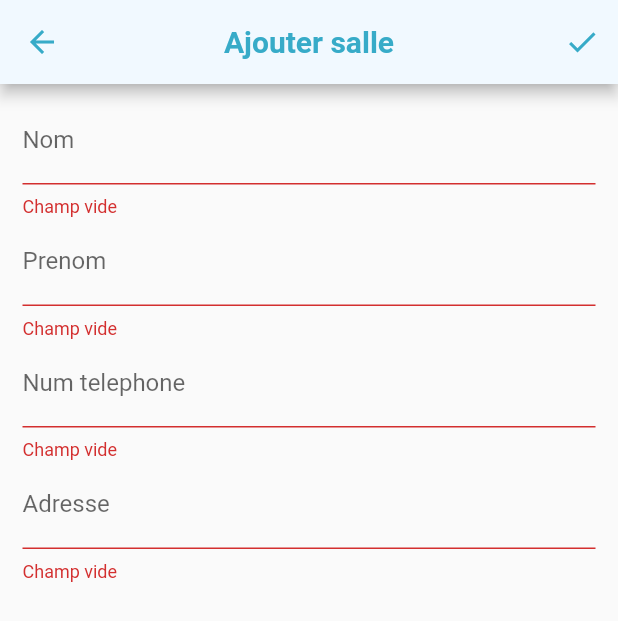
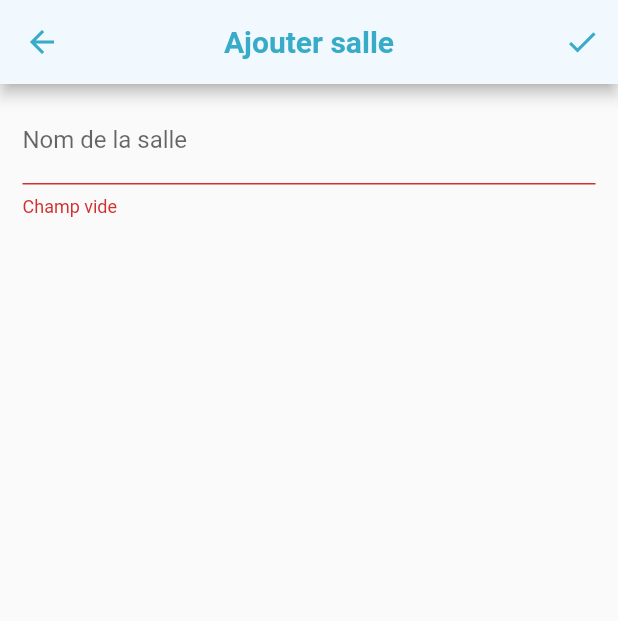
Before and after one commit to rajaomariajaona/Berisheba-Mobile, a Flutter app: the SalleFormulaire screen opened directly, after a tap on the "check" icon, on a phone screen of 412 x 824 dp. Shown: the top 621 px of the screen. Run offline on Flutter 3.47's test engine with Material 2 defaults, Android fonts, the phone set to English and light mode, and no system bars; our stand-ins replace flutter_colorpicker, month_picker_dialog, shared_preferences, table_calendar; missing offline and left inert: date_range_picker, imei_plugin, strings; accounts and stored records are empty; network calls fail.

Commit message:
salle float Button
Salle formulaire

Salle CRUD

```diff
--- a/lib/home_page/home_page.dart
+++ b/lib/home_page/home_page.dart
@@ -7,6 +7,8 @@ import 'package:berisheba/routes/client/widgets/client_float_button.dart';
 import 'package:berisheba/routes/clients.dart';
 import 'package:berisheba/routes/reservation/reservation_portrait.dart';
 import 'package:berisheba/routes/reservation/widget/reservation_float_button.dart';
+import 'package:berisheba/routes/salle/salle_portrait.dart';
+import 'package:berisheba/routes/salle/widgets/salle_float_button.dart';
 import 'package:berisheba/states/config.dart';
 import 'package:berisheba/states/global_state.dart';
 import 'package:berisheba/states/tab_state.dart';
@@ -45,7 +47,7 @@ class _SquelleteState extends State<Squellete> {
     AcceuilPortrait(),
     ClientPortrait(),
     ReservationPortrait(),
-    Clients(),
+    SallePortrait(),
     Clients(),
     Clients(),
     Clients(),
@@ -65,7 +67,7 @@ class _SquelleteState extends State<Squellete> {
     null,
     ClientFloatButton(),
     ReservationFloatButton(),
-    ClientFloatButton(),
+    SalleFloatButton(),
     ClientFloatButton(),
     ClientFloatButton(),
     ClientFloatButton(),
--- a/lib/main.dart
+++ b/lib/main.dart
@@ -1,6 +1,7 @@
 import 'package:berisheba/home_page/home_page.dart';
 import 'package:berisheba/routes/client/client_state.dart';
 import 'package:berisheba/routes/reservation/reservation_state.dart';
+import 'package:berisheba/routes/salle/salle_state.dart';
 import 'package:berisheba/states/config.dart';
 import 'package:berisheba/states/global_state.dart';
 import 'package:berisheba/states/tab_state.dart';
@@ -85,6 +86,7 @@ class MyApp extends StatelessWidget {
         ChangeNotifierProvider(create: (_) => TabState()),
         ChangeNotifierProvider(create: (_) => ClientState()),
         ChangeNotifierProvider(create: (_) => ReservationState()),
+        ChangeNotifierProvider(create: (_) => SalleState()),
       ],
       child: MaterialApp(
         localizationsDelegates: [
--- a/lib/routes/client/client_portrait.dart
+++ b/lib/routes/client/client_portrait.dart
@@ -60,7 +60,6 @@ class ClientPortrait extends StatelessWidget {
                 clientState.fetchData();
               },
               child: Scrollbar(
-                  key: Provider.of<GlobalState>(context).client,
                   child: ListView.builder(
                     itemBuilder: (BuildContext ctx, int item) {
                       return ClientItem(clientState.liste[item]["idClient"]);
--- a/lib/routes/salle/salle_portrait.dart
+++ b/lib/routes/salle/salle_portrait.dart
@@ -60,7 +60,6 @@ class SallePortrait extends StatelessWidget {
                 salleState.fetchData();
               },
               child: Scrollbar(
-                  key: Provider.of<GlobalState>(context).salle,
                   child: ListView.builder(
                     itemBuilder: (BuildContext ctx, int item) {
                       return SalleItem(salleState.liste[item]["idSalle"]);
--- a/lib/routes/salle/widgets/salle_float_button.dart
+++ b/lib/routes/salle/widgets/salle_float_button.dart
@@ -11,7 +11,7 @@ class SalleFloatButton extends StatelessWidget {
         .isDeletingSalle
         ? Container()
         : FloatingActionButton(
-            child: Icon(Icons.group_add),
+            child: Icon(Icons.add_location),
             onPressed: () async {
               var t = await Navigator.of(context).push(MaterialPageRoute(
                 builder: (context) => SalleFormulaire(),
--- a/lib/routes/salle/widgets/salle_formulaire.dart
+++ b/lib/routes/salle/widgets/salle_formulaire.dart
@@ -27,41 +27,14 @@ class _SalleFormulaireState extends State<SalleFormulaire> {
       if (value.isEmpty) return "Champ vide";
       return null;
     },
-    "prenom": (value) {
-      if (value.isEmpty) return "Champ vide";
-      return null;
-    },
-    "num": (value) {
-      if (value.isEmpty) return "Champ vide";
-      if (!RegExp("^03[2-4,9]\ [0-9]{2}\ [0-9]{3}\ [0-9]{2}\$")
-              .hasMatch(value) &&
-          !RegExp("^020\ [0-9]{2}\ [0-9]{3}\ [0-9]{2}\$").hasMatch(value))
-        return "Numero telephone incorrect";
-      return null;
-    },
-    "adresse": (value) {
-      if (value.isEmpty) return "Champ vide";
-      return null;
-    }
   };
 
   final Map<String, List<TextInputFormatter>> inputFormatters = {
     "nom": <TextInputFormatter>[
       WhitelistingTextInputFormatter(RegExp("[A-Za-z ]")),
       LengthLimitingTextInputFormatter(50),
-      ToUpperCaseInputFormatter(),
-    ],
-    "prenom": <TextInputFormatter>[
-      WhitelistingTextInputFormatter(RegExp("[A-Za-z ]")),
-      LengthLimitingTextInputFormatter(50),
       CapitalizeWordsInputFormatter()
     ],
-    "num": <TextInputFormatter>[
-      WhitelistingTextInputFormatter.digitsOnly,
-      LengthLimitingTextInputFormatter(10),
-      NumTelInputFormatter(),
-    ],
-    "adresse": <TextInputFormatter>[LengthLimitingTextInputFormatter(100)],
   };
 
   @override
@@ -69,9 +42,6 @@ class _SalleFormulaireState extends State<SalleFormulaire> {
     super.initState();
     final bool modifier = widget.salle != null;
     nom = modifier ? widget.salle["nomSalle"] : "";
-    prenom = modifier ? widget.salle["prenomSalle"] : "";
-    adresse = modifier ? widget.salle["adresseSalle"] : "";
-    num = modifier ? widget.salle["numTelSalle"] : "";
   }
 
   @override
@@ -107,18 +77,12 @@ class _SalleFormulaireState extends State<SalleFormulaire> {
                   Config.apiURI + "salles/${widget.salle["idSalle"]}",
                   body: {
                     "nomSalle": nom,
-                    "prenomSalle": prenom,
-                    "adresseSalle": adresse,
-                    "numTelSalle": num
                   },
                 )
                     : await http.post(
                   Config.apiURI + "salles",
                   body: {
                     "nomSalle": nom,
-                    "prenomSalle": prenom,
-                    "adresseSalle": adresse,
-                    "numTelSalle": num
                   },
                 );
                 print(result);
@@ -138,64 +102,17 @@ class _SalleFormulaireState extends State<SalleFormulaire> {
             child: Column(
               children: <Widget>[
                 TextFormField(
-                  textCapitalization: TextCapitalization.characters,
+                  textCapitalization: TextCapitalization.words,
                   validator: validators["nom"],
                   inputFormatters: inputFormatters["nom"],
                   decoration: InputDecoration(
                     border: UnderlineInputBorder(),
-                    labelText: "Nom",
+                    labelText: "Nom de la salle",
                   ),
                   initialValue: modifier ? widget.salle["nomSalle"] : "",
                   onSaved: (val) {
                     setState(() {
                       nom = val;
-                    });
-                  },
-                ),
-                TextFormField(
-                  textCapitalization: TextCapitalization.words,
-                  validator: validators["prenom"],
-                  inputFormatters: inputFormatters["prenom"],
-                  decoration: InputDecoration(
-                    border: UnderlineInputBorder(),
-                    labelText: "Prenom",
-                  ),
-                  initialValue: modifier ? widget.salle["prenomSalle"] : "",
-                  onSaved: (val) {
-                    setState(() {
-                      prenom = val;
-                    });
-                  },
-                ),
-                TextFormField(
-                  validator: validators["num"],
-                  inputFormatters: inputFormatters["num"],
-                  keyboardType: TextInputType.phone,
-                  decoration: InputDecoration(
-                    border: UnderlineInputBorder(),
-                    labelText: "Num telephone",
-                  ),
-                  initialValue: modifier ? widget.salle["numTelSalle"] : "",
-                  onSaved: (val) {
-                    setState(() {
-                      num = val;
-                    });
-                  },
-                ),
-                TextFormField(
-                  textCapitalization: TextCapitalization.sentences,
-                  minLines: 1,
-                  maxLines: 4,
-                  validator: validators["adresse"],
-                  inputFormatters: inputFormatters["adresse"],
-                  decoration: InputDecoration(
-                    border: UnderlineInputBorder(),
-                    labelText: "Adresse",
-                  ),
-                  initialValue: modifier ? widget.salle["adresseSalle"] : "",
-                  onSaved: (val) {
-                    setState(() {
-                      adresse = val;
                     });
                   },
                 ),
--- a/lib/routes/salle/widgets/salle_liste.dart
+++ b/lib/routes/salle/widgets/salle_liste.dart
@@ -40,7 +40,7 @@ class _SalleItemState extends State<SalleItem> {
                           width: 1))),
               padding: EdgeInsets.symmetric(horizontal: 17, vertical: 3),
               child: Icon(
-                Icons.contact_phone,
+                Icons.location_on,
                 size: 30,
               ),
             )
@@ -48,7 +48,7 @@ class _SalleItemState extends State<SalleItem> {
         ),
         contentPadding: EdgeInsets.fromLTRB(0, 5, 10, 5),
         title: Text(
-          "${_salle["nomSalle"]} ${_salle["prenomSalle"]}",
+          "${_salle["nomSalle"]}",
           maxLines: 3,
           overflow: TextOverflow.ellipsis,
           style: TextStyle(fontSize: 16),
--- a/lib/states/global_state.dart
+++ b/lib/states/global_state.dart
@@ -6,12 +6,6 @@ import 'package:flutter/material.dart';
 import 'package:web_socket_channel/io.dart';
 
 class GlobalState extends ChangeNotifier {
-  GlobalKey _client = GlobalKey();
-
-  GlobalKey get client => _client;
-
-  // The Matrial app Navigator State
-
   GlobalKey<NavigatorState> _navigatorState;
 
   set navigatorState(GlobalKey value) {
--- a/lib/states/parametres.dart
+++ b/lib/states/parametres.dart
@@ -1,3 +1,4 @@
 class Parametres {
   static String get clientSort => "CLIENT_SORT";
+  static String get salleSort => "SALLE_SORT";
 }
```
